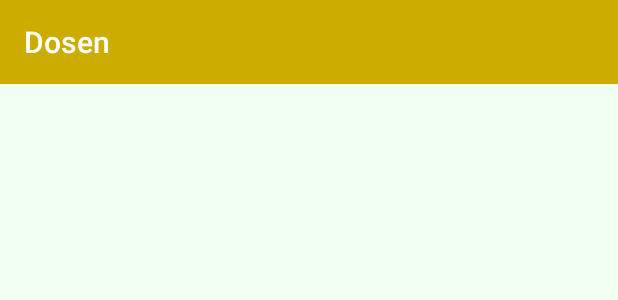
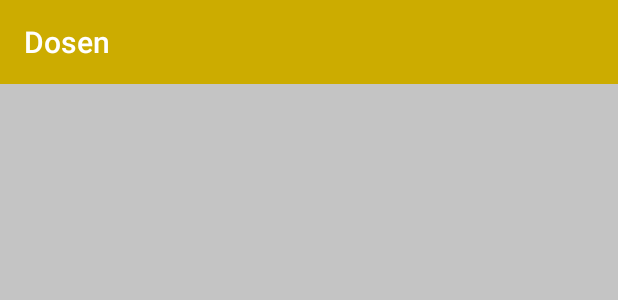
Before and after one commit to kapusan/Daftar-Dosen, an Android app: the layout activity_detail_dosen.xml on its own in the app's theme, with its tools: preview values and no code run, on a phone screen of 412 x 824 dp. Shown: the top 300 px of the screen. Run offline under Robolectric (Android 15) with nearby library versions, the phone set to English and light mode, and no system bars.

Commit message:
>bug fixed

```diff
--- a/app/src/main/res/layout/activity_detail_dosen.xml
+++ b/app/src/main/res/layout/activity_detail_dosen.xml
@@ -5,7 +5,7 @@
     android:layout_width="match_parent"
     android:layout_height="match_parent"
     android:orientation="vertical"
-    android:background="#f0fff0"
+    android:background="@color/cardview_shadow_start_color"
     tools:context="com.rackspira.dos_a.view.DetailDosenActivity">
 
     <android.support.v7.widget.Toolbar
--- a/app/src/main/res/layout/activity_detail_makul.xml
+++ b/app/src/main/res/layout/activity_detail_makul.xml
@@ -5,7 +5,7 @@
     android:layout_width="match_parent"
     android:layout_height="match_parent"
     android:orientation="vertical"
-    android:background="#f0fff0"
+    android:background="@color/cardview_shadow_start_color"
     tools:context=".view.DetailMakulActivity">
 
     <android.support.v7.widget.Toolbar
```
